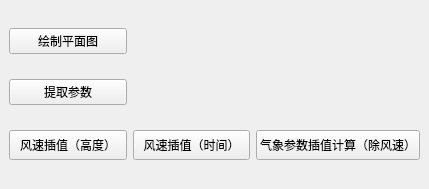
Old version of the form ui/MainWindow.ui in the repository Cat7102/WRF_post_processing.
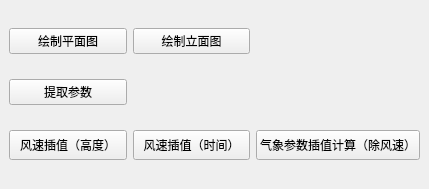
New version of the form.

Diff of the .ui file:
```diff
--- a/ui/MainWindow.ui
+++ b/ui/MainWindow.ui
@@ -68,6 +68,13 @@
       </property>
      </widget>
     </item>
+    <item row="0" column="1">
+     <widget class="QPushButton" name="pushButton_6">
+      <property name="text">
+       <string>绘制立面图</string>
+      </property>
+     </widget>
+    </item>
    </layout>
   </widget>
  </widget>
```
